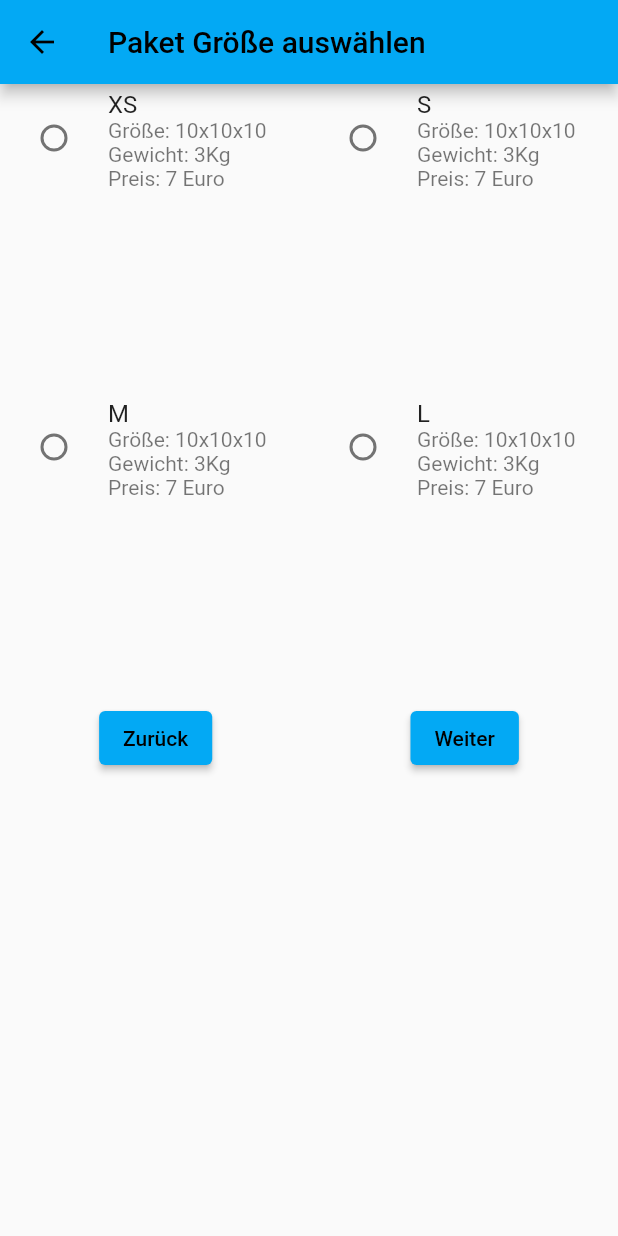
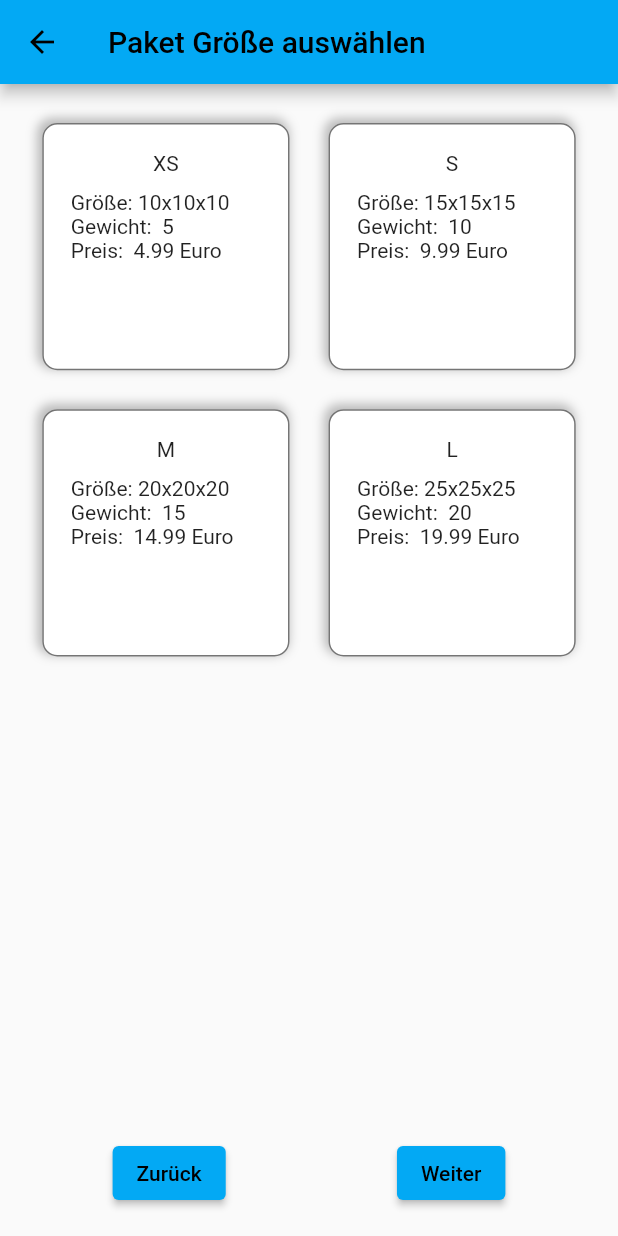
Before and after one commit to viktorgritz/OrderingProcess, a Flutter app: the screen it shows after launch, after a tap on "Versandlabel erstellen", on a phone screen of 412 x 824 dp. Run offline on Flutter 3.47's test engine with Material 2 defaults, Android fonts, the phone set to English and light mode, and no system bars; drawn by our look-alikes of group_button; our stand-ins replace fluttertoast.

Commit message:
add overview screen, code refactoring

```diff
--- a/ordering_process/lib/ContactForm/form_widget.dart
+++ b/ordering_process/lib/ContactForm/form_widget.dart
@@ -58,7 +58,7 @@ class FormWidget extends StatelessWidget {
                       flex: 5,
                       child: CustomTextFormField(
                         label: 'Straße*',
-                        regex: '[^a-zA-Z]',
+                        regex: '[^a-zA-Z-ÄÖÜäöüß]',
                         errorMessage:
                             'Bitte geben Sie einen gültigen Nachnamen ein',
                         callback: (value) => title == 'Empfänger'
--- /dev/null
+++ b/ordering_process/lib/Model/label.dart
@@ -0,0 +1,20 @@
+class Label {
+  late String title;
+  late String size;
+  late String weight;
+  late double preis;
+
+  Label(
+    this.title,
+    this.size,
+    this.weight,
+    this.preis,
+  );
+
+  Label.empty() {
+    title = '';
+    size = '';
+    weight = '';
+    preis = 0;
+  }
+}
--- a/ordering_process/lib/Model/total_information.dart
+++ b/ordering_process/lib/Model/total_information.dart
@@ -1,8 +1,10 @@
 import 'package:flutter/cupertino.dart';
 import 'package:ordering_process/Model/person.dart';
 
+import 'label.dart';
+
 class TotalInformation with ChangeNotifier {
-  late String label;
+  late Label label = Label.empty();
   late Person recipient = Person();
   late Person sender = Person();
 
--- a/ordering_process/lib/ShippingLabel/shipping_label.dart
+++ b/ordering_process/lib/ShippingLabel/shipping_label.dart
@@ -1,56 +1,79 @@
 import 'package:flutter/material.dart';
+import 'package:group_button/group_button.dart';
+import 'package:ordering_process/Model/label.dart';
 import 'package:ordering_process/ShippingLabel/custom_radio_list_tile.dart';
 import 'package:ordering_process/navigation_buttons.dart';
 
 class ShippingLabel extends StatefulWidget {
-  const ShippingLabel({super.key});
+  var labels = [
+    Label('XS', '10x10x10', '5', 4.99),
+    Label('S', '15x15x15', '10', 9.99),
+    Label('M', '20x20x20', '15', 14.99),
+    Label('L', '25x25x25', '20', 19.99),
+  ];
+  ShippingLabel({super.key});
 
   @override
   State<ShippingLabel> createState() => _ShippingLabelState();
 }
 
 class _ShippingLabelState extends State<ShippingLabel> {
-  String? _newValue = '';
+  late Label _newValue;
   @override
   Widget build(BuildContext context) {
+    final screenWidth = MediaQuery.of(context).size.width / 2.5;
+
     return Scaffold(
       appBar: AppBar(
         title: Text('Paket Größe auswählen'),
       ),
       body: SizedBox(
         height: MediaQuery.of(context).size.height,
-        child: SingleChildScrollView(
+        child: Padding(
+          padding: const EdgeInsets.all(18.0),
           child: Column(
+            mainAxisAlignment: MainAxisAlignment.spaceBetween,
             children: [
-              GridView.count(
-                shrinkWrap: true,
-                crossAxisCount: 2,
-                children: <Widget>[
-                  CustomRadioListTile(
-                    title: 'XS',
-                    value: '10',
-                    callback: (value) => setNewValue(value),
-                    groupValue: _newValue,
+              GroupButton<Label>(
+                isRadio: true,
+                onSelected: (val, index, isSelected) => setNewValue(index),
+                buttons: widget.labels,
+                buttonBuilder: (selected, element, context) {
+                  return Container(
+                    margin: const EdgeInsets.all(8),
+                    decoration: BoxDecoration(
+                      boxShadow: [
+                        BoxShadow(
+                          color: Colors.black26,
+                          offset: Offset.fromDirection(4, 3),
+                          spreadRadius: 1,
+                          blurRadius: 5,
+                        )
+                      ],
+                      shape: BoxShape.rectangle,
+                      border: Border.all(color: Colors.black54),
+                      borderRadius: BorderRadiusDirectional.circular(10),
+                      color: selected ? Colors.lightBlue[100] : Colors.white,
                     ),
-                  CustomRadioListTile(
-                    title: 'S',
-                    value: '20',
-                    callback: (value) => setNewValue(value),
-                    groupValue: _newValue,
+                    padding: EdgeInsets.all(18),
+                    width: screenWidth,
+                    height: screenWidth,
+                    child: Center(
+                      child: Column(
+                        crossAxisAlignment: CrossAxisAlignment.start,
+                        children: [
+                          Center(child: Text(element.title)),
+                          const SizedBox(
+                            height: 10,
                           ),
-                  CustomRadioListTile(
-                    title: 'M',
-                    value: '30',
-                    callback: (value) => setNewValue(value),
-                    groupValue: _newValue,
+                          Text('Größe: ${element.size}'),
+                          Text('Gewicht:  ${element.weight}'),
+                          Text('Preis:  ${element.preis} Euro'),
+                        ],
                       ),
-                  CustomRadioListTile(
-                    title: 'L',
-                    value: '40',
-                    callback: (value) => setNewValue(value),
-                    groupValue: _newValue,
                     ),
-                ],
+                  );
+                },
               ),
               NavigationButtons(
                 backButton: () => Navigator.of(context).pop(),
@@ -63,18 +86,14 @@ class _ShippingLabelState extends State<ShippingLabel> {
     );
   }
 
-  void setNewValue(String? value) {
-    if (value != null) {
+  void setNewValue(int value) {
     setState(() {
-        _newValue = value;
+      _newValue = widget.labels[value];
       print(_newValue);
     });
   }
-  }
 
   void navigateToContactForm(BuildContext context) {
-    if (_newValue != null && _newValue!.isNotEmpty) {
     Navigator.of(context).pushNamed('/contact_form', arguments: _newValue);
   }
 }
-}
--- a/ordering_process/lib/home_screen.dart
+++ b/ordering_process/lib/home_screen.dart
@@ -17,15 +17,18 @@ class _HomeScreenState extends State<HomeScreen> {
         title: Text(widget.title),
       ),
       body: Center(
+        child: Padding(
+          padding: const EdgeInsets.symmetric(horizontal: 20.0, vertical: 40),
           child: Column(
-          mainAxisAlignment: MainAxisAlignment.center,
+            mainAxisAlignment: MainAxisAlignment.end,
             children: <Widget>[
               ElevatedButton(
                 onPressed: () =>
                     Navigator.of(context).pushNamed('/shipping_label'),
-              child: Text('Versandlabel erstellen'),
+                child: const Text('Versandlabel erstellen'),
               ),
             ],
+          ),
         ),
       ),
     );
--- a/ordering_process/lib/main.dart
+++ b/ordering_process/lib/main.dart
@@ -27,7 +27,7 @@ class MyApp extends StatelessWidget {
         ),
         home: const HomeScreen(title: 'Flutter Dev Challenge'),
         routes: {
-          '/shipping_label': (context) => const ShippingLabel(),
+          '/shipping_label': (context) => ShippingLabel(),
           '/contact_form': (context) => ContactForm(),
           '/overview_screen': (context) => const OverviewScreen(),
         },
--- a/ordering_process/pubspec.yaml
+++ b/ordering_process/pubspec.yaml
@@ -38,6 +38,7 @@ dependencies:
   cupertino_icons: ^1.0.2
   fluttertoast: ^8.2.1
   provider: ^6.0.5
+  group_button: ^5.2.2
 
 dev_dependencies:
   flutter_test:
```
Also changed, not shown: ordering_process/lib/ContactForm/contact_form.dart (+8 -7 lines), ordering_process/lib/ContactForm/custom_text_form_field.dart (+14 -2 lines), ordering_process/lib/Overview/overview_screen.dart (+47 -3 lines), ordering_process/pubspec.lock, 1 other file. Lines whose indentation alone changed are shown as unchanged.
